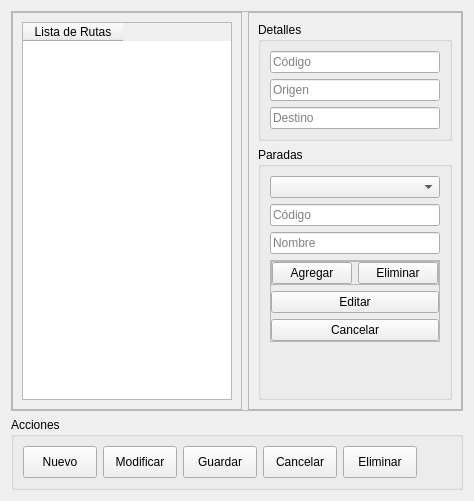
BlastDV/compusciens-ucv-transporte-harvester, file transporte_ucv_harvester/routesmanager.ui: the form before one commit.
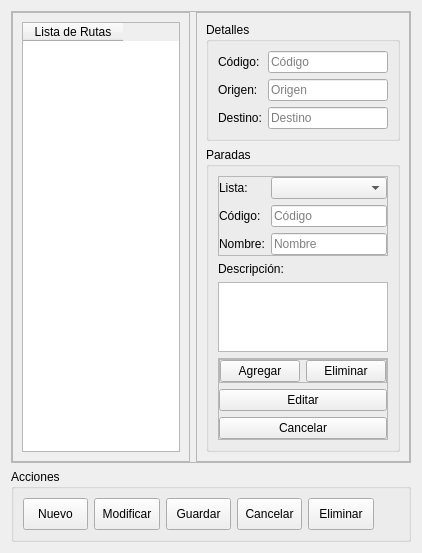
The form after the commit. Icons and pictures are not drawn.

Commit message: Ahora el administrador de rutas es capaz de recuperar informacion de la base de datos. Aun queda un 70% del trabajo de este modulo, que es bastante similar al realizado en otros modulos CRUD previos.

Patch:
```diff
--- a/transporte_ucv_harvester/routesmanager.ui
+++ b/transporte_ucv_harvester/routesmanager.ui
@@ -9,8 +9,8 @@
    <rect>
     <x>0</x>
     <y>0</y>
-    <width>474</width>
-    <height>501</height>
+    <width>422</width>
+    <height>546</height>
    </rect>
   </property>
   <property name="windowTitle">
@@ -73,22 +73,43 @@
            <property name="title">
             <string>Detalles</string>
            </property>
-           <layout class="QVBoxLayout" name="verticalLayout_6">
-            <item>
+           <layout class="QFormLayout" name="formLayout">
+            <item row="0" column="0">
+             <widget class="QLabel" name="RouteIDLabel">
+              <property name="text">
+               <string>Código:</string>
+              </property>
+             </widget>
+            </item>
+            <item row="2" column="0">
+             <widget class="QLabel" name="RouteStartLabel">
+              <property name="text">
+               <string>Origen:</string>
+              </property>
+             </widget>
+            </item>
+            <item row="4" column="0">
+             <widget class="QLabel" name="RouteEndLabel">
+              <property name="text">
+               <string>Destino:</string>
+              </property>
+             </widget>
+            </item>
+            <item row="0" column="1">
              <widget class="QLineEdit" name="RouteIDInput">
               <property name="placeholderText">
                <string>Código</string>
               </property>
              </widget>
             </item>
-            <item>
+            <item row="2" column="1">
              <widget class="QLineEdit" name="RouteStartInput">
               <property name="placeholderText">
                <string>Origen</string>
               </property>
              </widget>
             </item>
-            <item>
+            <item row="4" column="1">
              <widget class="QLineEdit" name="RouteEndInput">
               <property name="placeholderText">
                <string>Destino</string>
@@ -105,22 +126,77 @@
            </property>
            <layout class="QVBoxLayout" name="verticalLayout_4">
             <item>
-             <widget class="QComboBox" name="StopsList"/>
-            </item>
-            <item>
-             <widget class="QLineEdit" name="StopID">
-              <property name="placeholderText">
-               <string>Código</string>
+             <widget class="QFrame" name="StopSimpleInputsFrame">
+              <property name="frameShape">
+               <enum>QFrame::StyledPanel</enum>
               </property>
+              <property name="frameShadow">
+               <enum>QFrame::Raised</enum>
+              </property>
+              <layout class="QFormLayout" name="formLayout_2">
+               <property name="leftMargin">
+                <number>0</number>
+               </property>
+               <property name="topMargin">
+                <number>0</number>
+               </property>
+               <property name="rightMargin">
+                <number>0</number>
+               </property>
+               <property name="bottomMargin">
+                <number>0</number>
+               </property>
+               <item row="0" column="0">
+                <widget class="QLabel" name="StopsListLabel">
+                 <property name="text">
+                  <string>Lista:</string>
+                 </property>
+                </widget>
+               </item>
+               <item row="0" column="1">
+                <widget class="QComboBox" name="StopsList"/>
+               </item>
+               <item row="1" column="0">
+                <widget class="QLabel" name="StopIDLabel">
+                 <property name="text">
+                  <string>Código:</string>
+                 </property>
+                </widget>
+               </item>
+               <item row="1" column="1">
+                <widget class="QLineEdit" name="StopIDInput">
+                 <property name="placeholderText">
+                  <string>Código</string>
+                 </property>
+                </widget>
+               </item>
+               <item row="2" column="0">
+                <widget class="QLabel" name="StopNameLabel">
+                 <property name="text">
+                  <string>Nombre:</string>
+                 </property>
+                </widget>
+               </item>
+               <item row="2" column="1">
+                <widget class="QLineEdit" name="StopNameInput">
+                 <property name="placeholderText">
+                  <string>Nombre</string>
+                 </property>
+                </widget>
+               </item>
+              </layout>
              </widget>
             </item>
             <item>
-             <widget class="QLineEdit" name="StopName">
-              <property name="placeholderText">
-               <string>Nombre</string>
+             <widget class="QLabel" name="StopDescriptionLabel">
+              <property name="text">
+               <string>Descripción:</string>
               </property>
              </widget>
             </item>
+            <item>
+             <widget class="QTextEdit" name="StopDescriptionInput"/>
+            </item>
             <item>
              <widget class="QFrame" name="StopsActionFrame">
               <property name="frameShape">
```
The commit also changes 2 other files.
